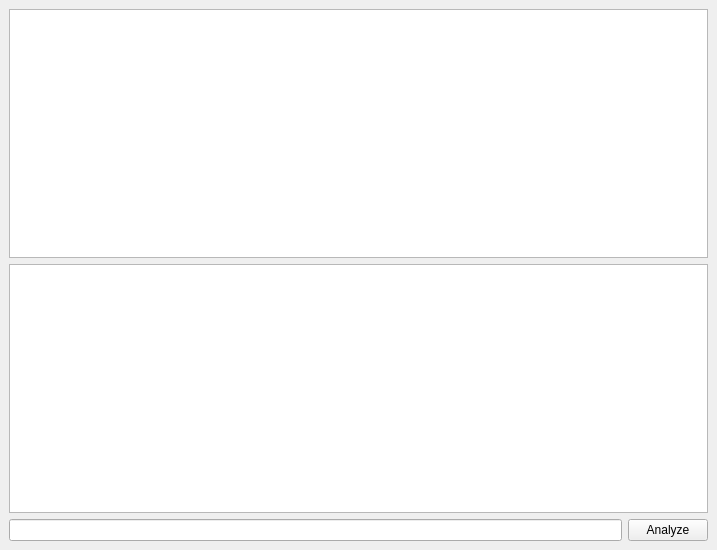
Before: the Qt Designer form src/gui.ui in mtzcorporations/ZvokAkordi, drawn with Qt 5.
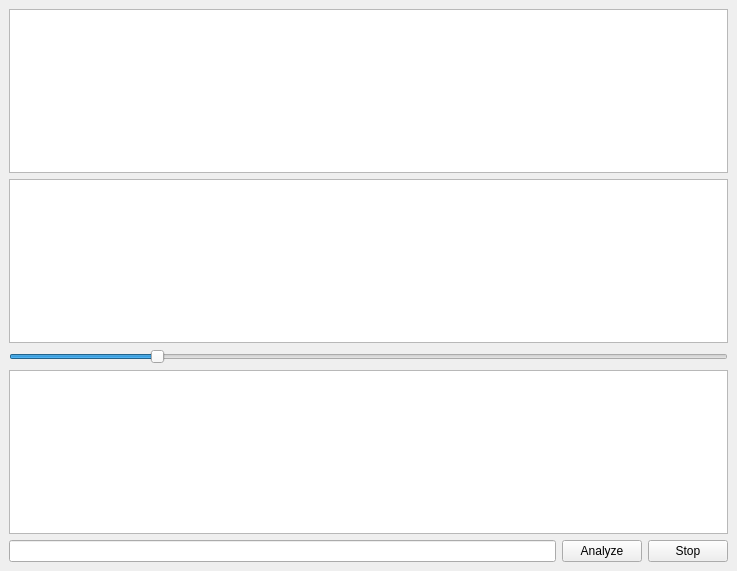
After: the same form once the commit is applied. Custom widgets are drawn as their Qt base class.

Commit message: Dodajanje veliko stvari -Threshold, distanca, graf, time stamps TODO MIDI synth

Diff of the .ui file:
```diff
--- a/src/gui.ui
+++ b/src/gui.ui
@@ -6,8 +6,8 @@
    <rect>
     <x>0</x>
     <y>0</y>
-    <width>717</width>
-    <height>550</height>
+    <width>737</width>
+    <height>571</height>
    </rect>
   </property>
   <property name="windowTitle">
@@ -21,6 +21,25 @@
     <item>
      <widget class="PlotWidget" name="plotW"/>
     </item>
+    <item>
+     <widget class="PlotWidget" name="changeW"/>
+    </item>
+    <item>
+     <widget class="QSlider" name="thresholdS">
+      <property name="maximum">
+       <number>10000</number>
+      </property>
+      <property name="singleStep">
+       <number>500</number>
+      </property>
+      <property name="value">
+       <number>2000</number>
+      </property>
+      <property name="orientation">
+       <enum>Qt::Horizontal</enum>
+      </property>
+     </widget>
+    </item>
     <item>
      <widget class="QPlainTextEdit" name="infoPTE"/>
     </item>
@@ -36,6 +55,13 @@
         </property>
        </widget>
       </item>
+      <item>
+       <widget class="QPushButton" name="stopPB">
+        <property name="text">
+         <string>Stop</string>
+        </property>
+       </widget>
+      </item>
      </layout>
     </item>
    </layout>
```
The commit also changes 2 other files.
